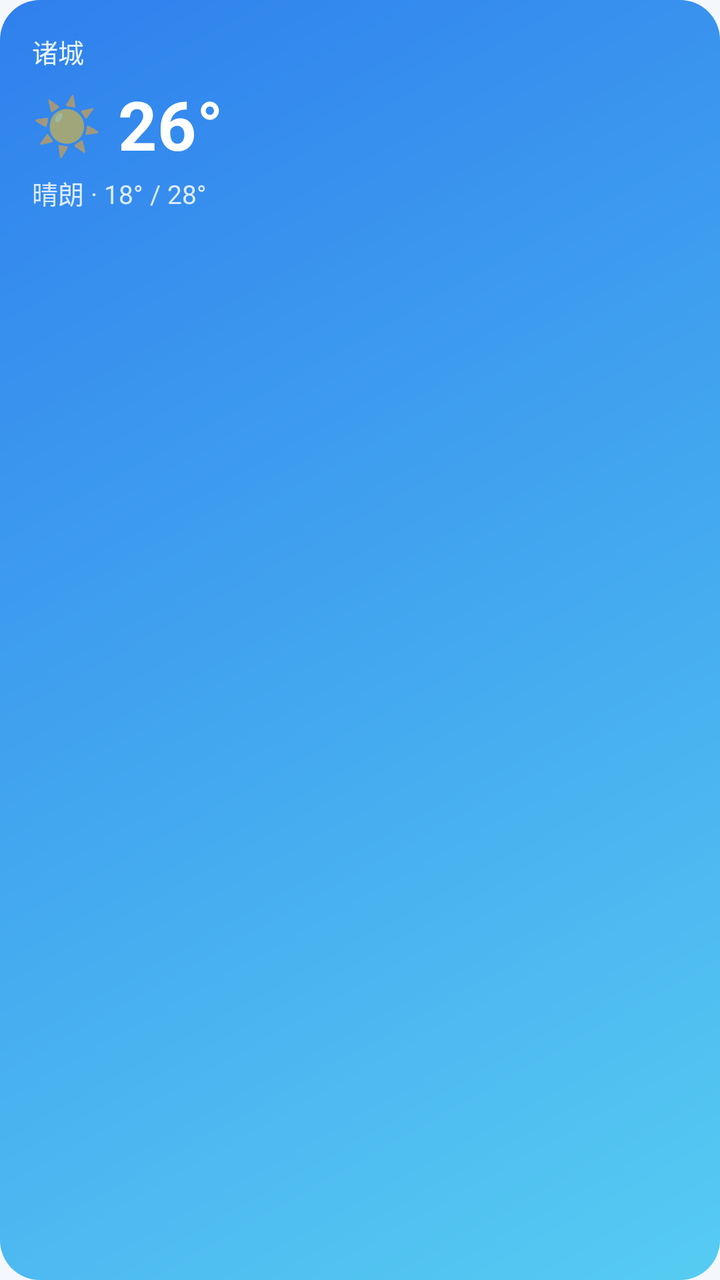
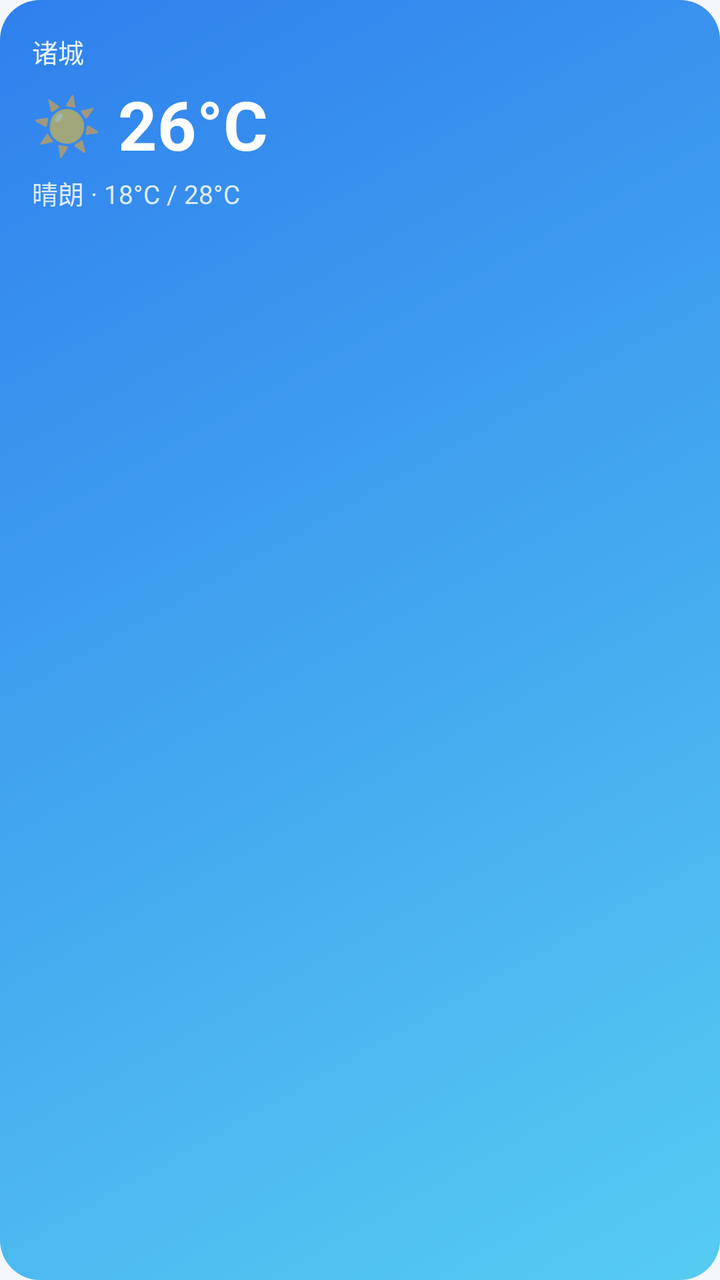

Before-and-after screenshots of an Android layout around one commit, followed by the original layout XML and the change that was made.
<!-- AndroidManifest.xml: application theme Theme.XiaoxiongWeather -->
<!-- res/layout/weather_widget_preview.xml -->
<?xml version="1.0" encoding="utf-8"?>
<LinearLayout xmlns:android="http://schemas.android.com/apk/res/android"
    android:layout_width="match_parent"
    android:layout_height="match_parent"
    android:background="@drawable/weather_widget_background"
    android:orientation="vertical"
    android:padding="16dp">

    <TextView
        android:layout_width="wrap_content"
        android:layout_height="wrap_content"
        android:text="诸城"
        android:textColor="#E8F4FF"
        android:textSize="13sp" />

    <LinearLayout
        android:layout_width="match_parent"
        android:layout_height="wrap_content"
        android:layout_marginTop="4dp"
        android:gravity="center_vertical"
        android:orientation="horizontal">

        <TextView
            android:layout_width="wrap_content"
            android:layout_height="wrap_content"
            android:text="☀️"
            android:textSize="28sp" />

        <TextView
            android:layout_width="wrap_content"
            android:layout_height="wrap_content"
            android:layout_marginStart="8dp"
            android:text="26°"
            android:textColor="#FFFFFF"
            android:textSize="34sp"
            android:textStyle="bold" />
    </LinearLayout>

    <TextView
        android:layout_width="wrap_content"
        android:layout_height="wrap_content"
        android:layout_marginTop="2dp"
        android:text="晴朗 · 18° / 28°"
        android:textColor="#DCEBFF"
        android:textSize="13sp" />
</LinearLayout>
<!-- resources referenced by this layout -->
<resources>
  <!-- drawable weather_widget_background (drawable) -->
  <?xml version="1.0" encoding="utf-8"?>
  <shape xmlns:android="http://schemas.android.com/apk/res/android"
      android:shape="rectangle">
      <gradient
          android:angle="135"
          android:endColor="#2F80ED"
          android:startColor="#56CCF2"
          android:type="linear" />
      <corners android:radius="20dp" />
  </shape>
  <style name="Theme.XiaoxiongWeather" parent="android:Theme.Material.Light.NoActionBar">
          <item name="android:statusBarColor">@android:color/transparent</item>
          <item name="android:navigationBarColor">@android:color/transparent</item>
          <item name="android:windowBackground">#FFF4F7FB</item>
      </style>
</resources>

<!-- the commit's change to res/layout/weather_widget_preview.xml (unified diff, before → after) -->
@@ -30,7 +30,7 @@
             android:layout_width="wrap_content"
             android:layout_height="wrap_content"
             android:layout_marginStart="8dp"
-            android:text="26°"
+            android:text="26°C"
             android:textColor="#FFFFFF"
             android:textSize="34sp"
             android:textStyle="bold" />
@@ -40,7 +40,7 @@
         android:layout_width="wrap_content"
         android:layout_height="wrap_content"
         android:layout_marginTop="2dp"
-        android:text="晴朗 · 18° / 28°"
+        android:text="晴朗 · 18°C / 28°C"
         android:textColor="#DCEBFF"
         android:textSize="13sp" />
 </LinearLayout>
